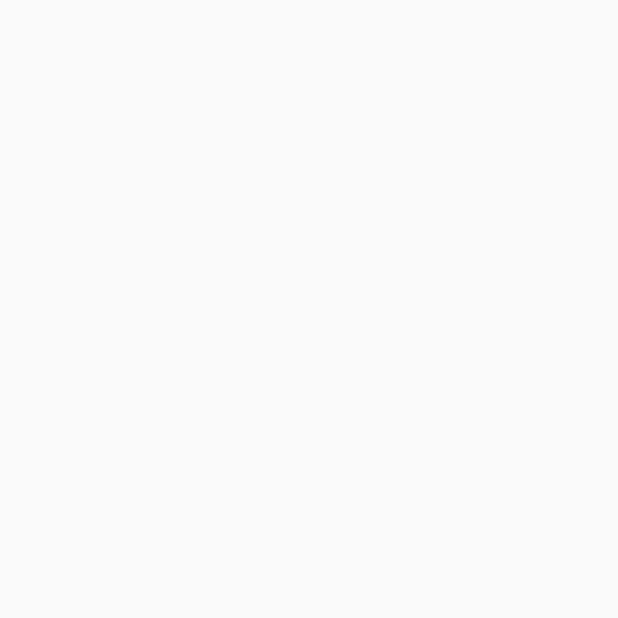
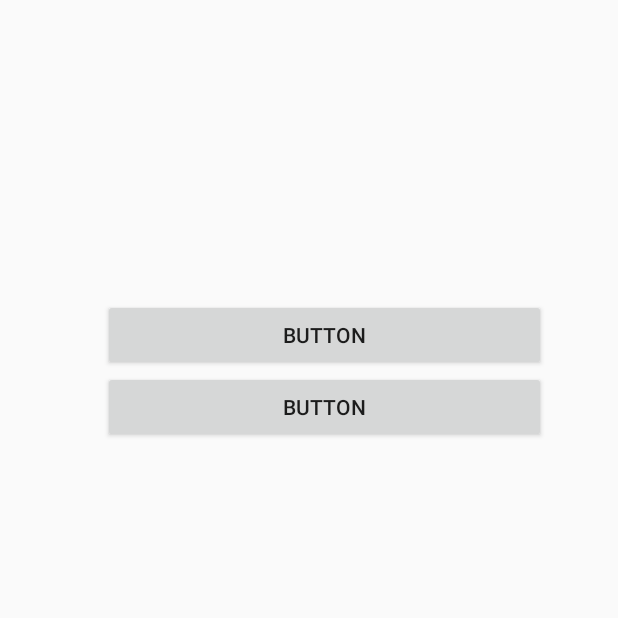
Before and after one commit to amoda-sasmitha/MAD_Project, an Android app: the accountView screen opened directly, with no data from a screen before it, on a phone screen of 412 x 824 dp, the top half of it. Before the commit the part shown is empty. Run offline under Robolectric (Android 15) with nearby library versions, the phone set to English and light mode, and no system bars.

Commit message:
2nd edit in account

```diff
--- a/app/src/main/res/layout/activity_account_view.xml
+++ b/app/src/main/res/layout/activity_account_view.xml
@@ -7,13 +7,48 @@
     tools:context=".accountView">
 
     <ScrollView
-        android:layout_width="408dp"
-        android:layout_height="419dp"
-        tools:layout_editor_absoluteY="239dp">
+        android:id="@+id/scrollView2"
+        android:layout_width="395dp"
+        android:layout_height="643dp"
+        android:layout_marginStart="8dp"
+        android:layout_marginEnd="8dp"
+        app:layout_constraintBottom_toBottomOf="parent"
+        app:layout_constraintEnd_toEndOf="parent"
+        app:layout_constraintHorizontal_bias="0.0"
+        app:layout_constraintStart_toStartOf="parent"
+        app:layout_constraintTop_toTopOf="parent">
 
         <LinearLayout
             android:layout_width="match_parent"
             android:layout_height="wrap_content"
             android:orientation="vertical" />
     </ScrollView>
+
+    <LinearLayout
+        android:layout_width="295dp"
+        android:layout_height="148dp"
+        android:layout_marginStart="8dp"
+        android:layout_marginEnd="48dp"
+        android:layout_marginBottom="8dp"
+        android:orientation="vertical"
+        app:layout_constraintBottom_toBottomOf="@+id/scrollView2"
+        app:layout_constraintEnd_toEndOf="parent"
+        app:layout_constraintHorizontal_bias="1.0"
+        app:layout_constraintStart_toStartOf="parent"
+        app:layout_constraintTop_toTopOf="@+id/scrollView2"
+        app:layout_constraintVertical_bias="0.223">
+
+        <Button
+            android:id="@+id/button5"
+            android:layout_width="match_parent"
+            android:layout_height="wrap_content"
+            android:text="Button" />
+
+        <Button
+            android:id="@+id/button6"
+            android:layout_width="match_parent"
+            android:layout_height="wrap_content"
+            android:text="Button" />
+    </LinearLayout>
+
 </androidx.constraintlayout.widget.ConstraintLayout>
```
